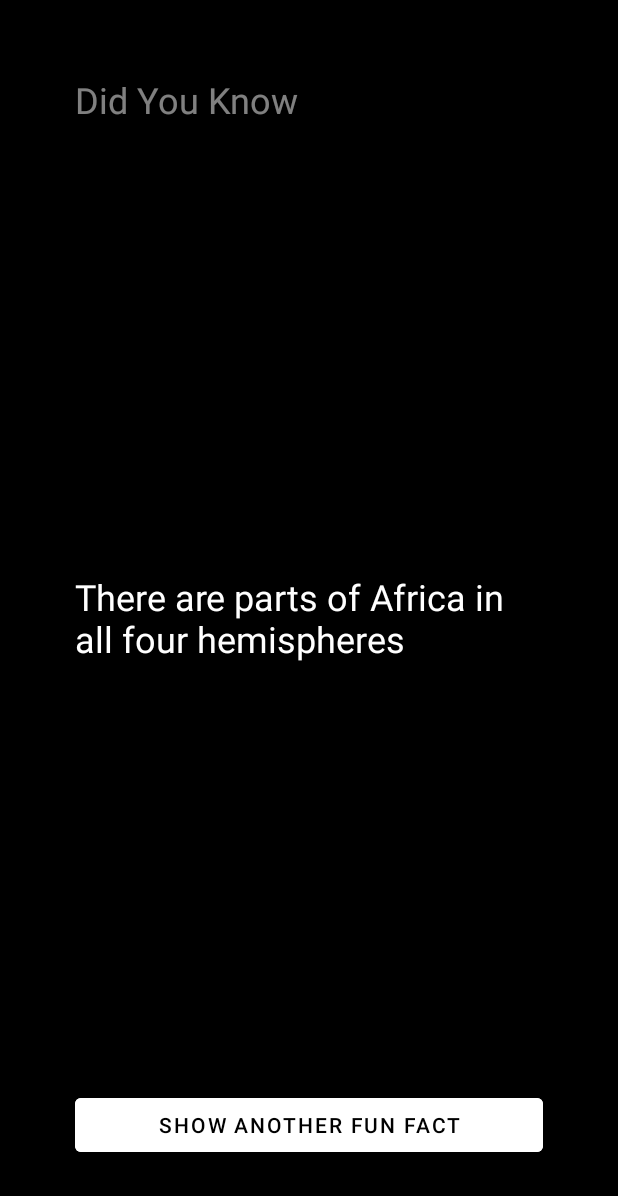
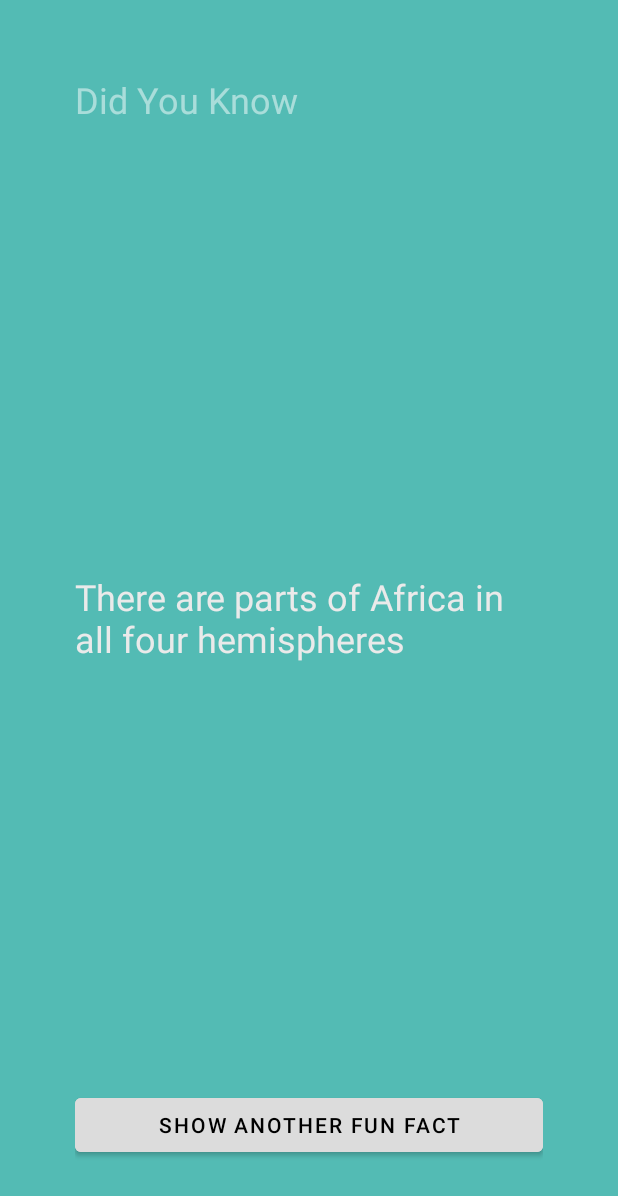
Before and after one commit to ManuvelVictor/Fun-Fact-App, an Android app: the screen it shows after launch (MainActivity), after a tap on "SHOW ANOTHER FUN FACT", on a phone screen of 412 x 824 dp. Shown: the top 1196 px of the screen. Run offline under Robolectric (Android 15) with nearby library versions, the phone set to English and light mode, and no system bars.

Commit message:
Second Commit created a method to the color of the relative layout background and some code improvements

```diff
--- a/app/src/main/java/com/example/funfactsapp/MainActivity.java
+++ b/app/src/main/java/com/example/funfactsapp/MainActivity.java
@@ -2,9 +2,11 @@ package com.example.funfactsapp;
 
 import androidx.appcompat.app.AppCompatActivity;
 
+import android.graphics.Color;
 import android.os.Bundle;
 import android.view.View;
 import android.widget.Button;
+import android.widget.RelativeLayout;
 import android.widget.TextView;
 
 import java.util.Random;
@@ -13,6 +15,7 @@ public class MainActivity extends AppCompatActivity {
     //Declaring our View variables
     private TextView factTextView;
     private Button showFactButton;
+    private RelativeLayout relativeLayout;
 
     @Override
     protected void onCreate(Bundle savedInstanceState) {
@@ -20,8 +23,9 @@ public class MainActivity extends AppCompatActivity {
         setContentView(R.layout.activity_main);
 
         //Assign the views form the layout file to the corresponding variable
-        factTextView = findViewById(R.id.fact_tv);
-        showFactButton = findViewById(R.id.next_button);
+        factTextView = (TextView) findViewById(R.id.fact_tv);
+        showFactButton = (Button) findViewById(R.id.next_button);
+        relativeLayout = (RelativeLayout) findViewById(R.id.relative_layout);
 
         View.OnClickListener listener = v -> {
             //getting a string from a extracted method
@@ -29,6 +33,9 @@ public class MainActivity extends AppCompatActivity {
 
             //Update the screen with  our new fact
             factTextView.setText(fact);
+
+            int color = getColor();
+            relativeLayout.setBackgroundColor(color);
         };
         showFactButton.setOnClickListener(listener);
     }
@@ -44,9 +51,28 @@ public class MainActivity extends AppCompatActivity {
                 "The cornea is one of only two parts of the human body without blood vessels",
                 "The world’s first animated feature film was made in Argentina"
         };
+
+        //Randomly selects the fact
         Random random = new Random();
         int randomNo = random.nextInt(facts.length);
         return facts[randomNo];
 
     }
+
+    public int getColor() {
+        String[] colors = {
+                "#39add1",
+                "#3079ab",
+                "#c25975",
+                "#e15248",
+                "#f9845b",
+                "#838cc7",
+                "#7d669e",
+                "#53bbb4",
+                "#51b46d"
+        };
+        Random random = new Random();
+        int randomColor = random.nextInt(colors.length);
+        return Color.parseColor(colors[randomColor]);
+    }
 }
--- a/app/src/main/res/layout/activity_main.xml
+++ b/app/src/main/res/layout/activity_main.xml
@@ -1,9 +1,9 @@
 <?xml version="1.0" encoding="utf-8"?>
 <RelativeLayout xmlns:android="http://schemas.android.com/apk/res/android"
+    android:id="@+id/relative_layout"
     android:layout_width="match_parent"
     android:layout_height="match_parent"
-    android:background="@color/black"
-    android:backgroundTint="@color/black"
+    android:background="@color/cardview_dark_background"
     android:padding="50dp">
 
     <TextView
@@ -20,7 +20,7 @@
         android:layout_height="wrap_content"
         android:layout_centerInParent="true"
         android:text="Ants stretch when they wake up in the morning"
-        android:textColor="#FFFFFF"
+        android:textColor="#EAEAEA"
         android:textSize="24sp" />
 
     <Button
@@ -29,9 +29,9 @@
         android:layout_height="wrap_content"
         android:layout_alignParentBottom="true"
         android:layout_centerInParent="true"
-        android:backgroundTint="@android:color/white"
-        android:textColor="@color/black"
-        android:text="@string/show_another_fun_fact" />
+        android:backgroundTint="#DCDCDC"
+        android:text="@string/show_another_fun_fact"
+        android:textColor="@color/black" />
 
 
 </RelativeLayout>
```
